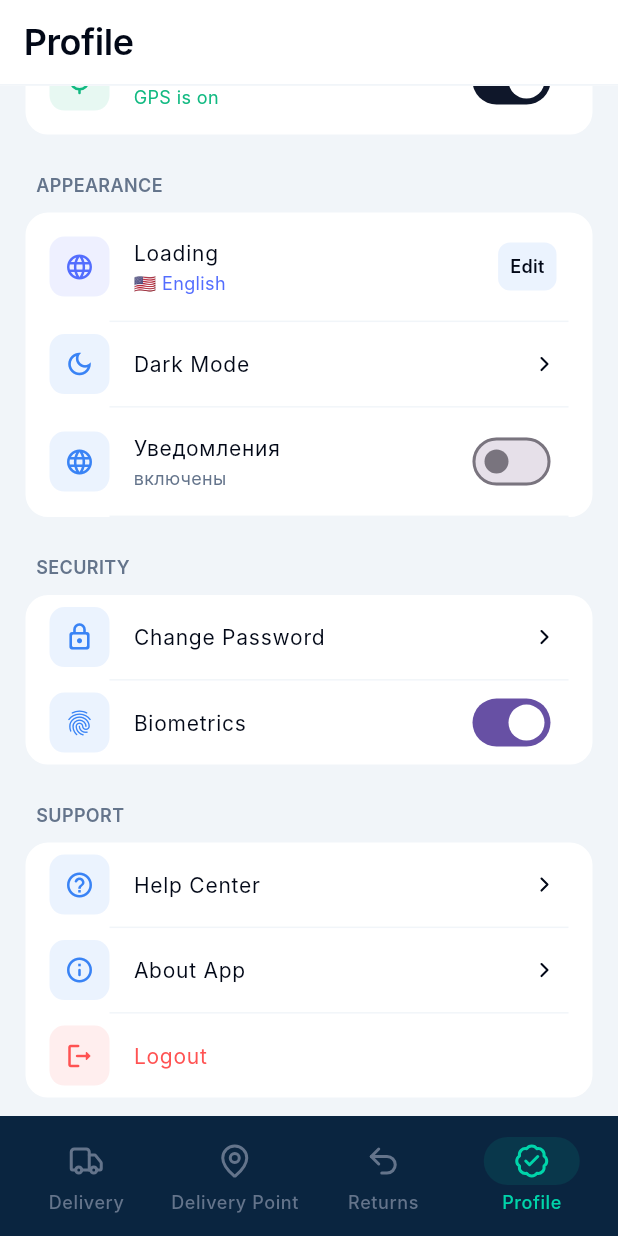
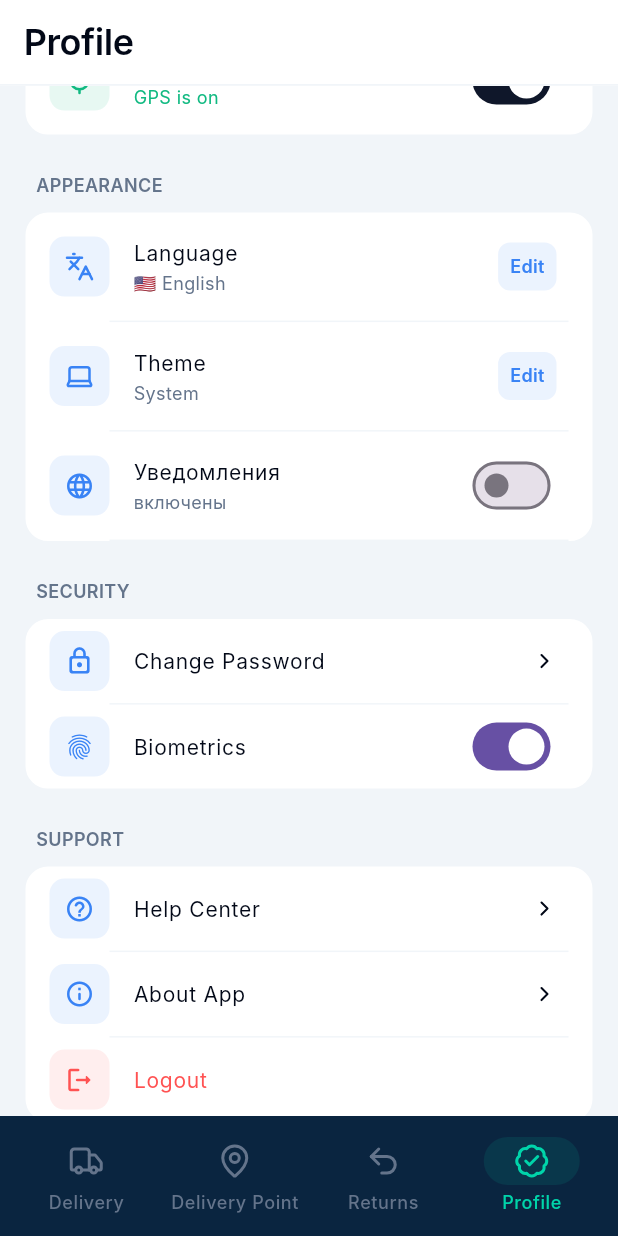
Before and after one commit to MironAlikc/texa_core, a Flutter app: the DriverProfileScreen screen opened by its route, scrolled down 576 dp, on a phone screen of 412 x 824 dp. Run offline on Flutter 3.47's test engine with Material 3 defaults, Android fonts, the phone set to English and light mode, and no system bars; our stand-ins replace cached_network_image, flutter_bloc, flutter_secure_storage, get_it, go_router, injectable and 2 more; accounts and stored records are empty; Roboto replaces fonts that are missing (Inter).

Commit message:
feat: theme switcher panel in Driver Profile

```diff
--- a/lib/core/l10n/app_ar.arb
+++ b/lib/core/l10n/app_ar.arb
@@ -34,5 +34,9 @@
   "support": "الدعم",
   "language": "اللغة",
   "close": "إغلاق",
-  "edit": "تعديل"
+  "edit": "تعديل",
+  "light": "فاتح",
+  "dark": "داكن",
+  "system": "النظام",
+  "theme": "المظهر"
 }
--- a/lib/core/l10n/app_en.arb
+++ b/lib/core/l10n/app_en.arb
@@ -34,5 +34,9 @@
   "support": "Support",
   "language": "Language",
   "close": "Close",
-  "edit": "Edit"
+  "edit": "Edit",
+  "light": "Light",
+  "dark": "Dark",
+  "system": "System",
+  "theme": "Theme"
 }
--- a/lib/core/l10n/app_ru.arb
+++ b/lib/core/l10n/app_ru.arb
@@ -34,5 +34,9 @@
   "support": "Поддержка",
   "language": "Язык",
   "close": "Закрыть",
-  "edit": "Редактировать"
+  "edit": "Редактировать",
+  "light": "Светлая",
+  "dark": "Темная",
+  "system": "Системная",
+  "theme": "Тема"
 }
--- a/lib/core/l10n/gen/app_localizations.dart
+++ b/lib/core/l10n/gen/app_localizations.dart
@@ -303,6 +303,30 @@ abstract class AppLocalizations {
   /// In en, this message translates to:
   /// **'Edit'**
   String get edit;
+
+  /// No description provided for @light.
+  ///
+  /// In en, this message translates to:
+  /// **'Light'**
+  String get light;
+
+  /// No description provided for @dark.
+  ///
+  /// In en, this message translates to:
+  /// **'Dark'**
+  String get dark;
+
+  /// No description provided for @system.
+  ///
+  /// In en, this message translates to:
+  /// **'System'**
+  String get system;
+
+  /// No description provided for @theme.
+  ///
+  /// In en, this message translates to:
+  /// **'Theme'**
+  String get theme;
 }
 
 class _AppLocalizationsDelegate
--- a/lib/core/l10n/gen/app_localizations_ar.dart
+++ b/lib/core/l10n/gen/app_localizations_ar.dart
@@ -111,4 +111,16 @@ class AppLocalizationsAr extends AppLocalizations {
 
   @override
   String get edit => 'تعديل';
+
+  @override
+  String get light => 'فاتح';
+
+  @override
+  String get dark => 'داكن';
+
+  @override
+  String get system => 'النظام';
+
+  @override
+  String get theme => 'المظهر';
 }
--- a/lib/core/l10n/gen/app_localizations_en.dart
+++ b/lib/core/l10n/gen/app_localizations_en.dart
@@ -111,4 +111,16 @@ class AppLocalizationsEn extends AppLocalizations {
 
   @override
   String get edit => 'Edit';
+
+  @override
+  String get light => 'Light';
+
+  @override
+  String get dark => 'Dark';
+
+  @override
+  String get system => 'System';
+
+  @override
+  String get theme => 'Theme';
 }
--- a/lib/core/l10n/gen/app_localizations_ru.dart
+++ b/lib/core/l10n/gen/app_localizations_ru.dart
@@ -111,4 +111,16 @@ class AppLocalizationsRu extends AppLocalizations {
 
   @override
   String get edit => 'Редактировать';
+
+  @override
+  String get light => 'Светлая';
+
+  @override
+  String get dark => 'Темная';
+
+  @override
+  String get system => 'Системная';
+
+  @override
+  String get theme => 'Тема';
 }
--- /dev/null
+++ b/lib/core/models/theme_option.dart
@@ -0,0 +1,63 @@
+import 'package:flutter/material.dart';
+import 'package:lucide_icons/lucide_icons.dart';
+import 'package:texa_core/core/l10n/gen/app_localizations.dart';
+
+enum AppThemeMode { light, dark, system }
+
+class ThemeOption {
+  final String label;
+  final IconData icon;
+  final AppThemeMode mode;
+
+  const ThemeOption({
+    required this.label,
+    required this.icon,
+    required this.mode,
+  });
+}
+
+class ThemeOptions {
+  static List<ThemeOption> getOptions(BuildContext context) {
+    final l10n = AppLocalizations.of(context);
+
+    return [
+      ThemeOption(
+        label: l10n.light,
+        icon: LucideIcons.sun,
+        mode: AppThemeMode.light,
+      ),
+      ThemeOption(
+        label: l10n.dark,
+        icon: LucideIcons.moon,
+        mode: AppThemeMode.dark,
+      ),
+      ThemeOption(
+        label: l10n.system,
+        icon: LucideIcons.laptop,
+        mode: AppThemeMode.system,
+      ),
+    ];
+  }
+}
+
+AppThemeMode mapToAppThemeMode(ThemeMode mode) {
+  switch (mode) {
+    case ThemeMode.light:
+      return AppThemeMode.light;
+    case ThemeMode.dark:
+      return AppThemeMode.dark;
+    case ThemeMode.system:
+      return AppThemeMode.system;
+  }
+}
+
+ThemeMode mapToThemeMode(AppThemeMode mode) {
+  switch (mode) {
+    case AppThemeMode.light:
+      return ThemeMode.light;
+    case AppThemeMode.dark:
+      return ThemeMode.dark;
+    case AppThemeMode.system:
+      return ThemeMode.system;
+  }
+}
--- a/lib/features/driver/presentation/driver_profile/presentation/driver_profile_screen.dart
+++ b/lib/features/driver/presentation/driver_profile/presentation/driver_profile_screen.dart
@@ -5,9 +5,11 @@ import 'package:texa_core/core/extensions/theme_ext.dart';
 import 'package:texa_core/core/l10n/gen/app_localizations.dart';
 import 'package:texa_core/core/l10n/locale_cubit/locale_cubit.dart';
 import 'package:texa_core/core/models/language.dart';
+import 'package:texa_core/core/models/theme_option.dart';
 import 'package:texa_core/core/theme/app_color_extension.dart';
 import 'package:texa_core/core/theme/app_sizes.dart';
 import 'package:texa_core/core/theme/app_typography.dart';
+import 'package:texa_core/core/theme/theme_cubit/theme_cubit.dart';
 import 'package:texa_core/core/widgets/buttons/app_switch.dart';
 import 'package:texa_core/core/widgets/buttons/app_text_button.dart';
 import 'package:texa_core/core/widgets/icons/icon_container.dart';
@@ -15,6 +17,7 @@ import 'package:texa_core/features/driver/presentation/driver_profile/presentati
 import 'package:texa_core/features/driver/presentation/driver_profile/presentation/components/driver_status_card.dart';
 import 'package:texa_core/features/driver/presentation/driver_profile/presentation/components/language_selection_panel.dart';
 import 'package:texa_core/features/driver/presentation/driver_profile/presentation/components/profile_section.dart';
+import 'package:texa_core/features/driver/presentation/driver_profile/presentation/components/theme_selection_panel.dart';
 
 class DriverProfileScreen extends StatefulWidget {
   const DriverProfileScreen({super.key});
@@ -27,6 +30,7 @@ class _DriverProfileScreenState extends State<DriverProfileScreen> {
   bool isGpsEnabled = true;
   bool isLanguageEditing = false;
   String currentLanguageCode = 'ru';
+  bool isThemeEditing = false;
 
   String _getLanguageName(String code) {
     final language = languages.firstWhere(
@@ -37,10 +41,22 @@ class _DriverProfileScreenState extends State<DriverProfileScreen> {
     return '${language.flag} ${language.name}';
   }
 
+  ThemeOption _getThemeInfo(BuildContext context, AppThemeMode mode) {
+    final options = ThemeOptions.getOptions(context);
+    return options.firstWhere(
+      (opt) => opt.mode == mode,
+      orElse: () => options.first,
+    );
+  }
+
   @override
   Widget build(BuildContext context) {
     final colors = context.color;
     final localizations = AppLocalizations.of(context);
+
+    final themeMode = context.watch<ThemeCubit>().state;
+    final currentAppMode = mapToAppThemeMode(themeMode);
+    final currentThemeInfo = _getThemeInfo(context, currentAppMode);
 
     return Scaffold(
       backgroundColor: colors.background,
@@ -122,13 +138,12 @@ class _DriverProfileScreenState extends State<DriverProfileScreen> {
                 colors: colors,
                 children: [
                   _ProfileTile(
-                    icon: Icons.language_outlined,
-                    title: localizations.loading,
+                    icon: LucideIcons.languages,
+                    title: localizations.language,
                     subtitle: isLanguageEditing
                         ? null
                         : _getLanguageName(localeState.languageCode),
                     colors: colors,
-                    iconColor: Colors.indigoAccent,
                     showDivider: !isLanguageEditing,
                     isEdit: true,
                     editText: isLanguageEditing
@@ -142,7 +157,7 @@ class _DriverProfileScreenState extends State<DriverProfileScreen> {
                   ),
                   if (isLanguageEditing)
                     Padding(
-                      padding: const EdgeInsets.all(16.0),
+                      padding: AppSizes.medium.allPadding,
                       child: LanguageSelectionPanel(
                         colors: colors,
                         selectedCode: currentLanguageCode,
@@ -154,11 +169,39 @@ class _DriverProfileScreenState extends State<DriverProfileScreen> {
                         },
                       ),
                     ),
+
                   _ProfileTile(
-                    icon: Icons.dark_mode_outlined,
-                    title: 'Dark Mode',
+                    icon: currentThemeInfo.icon,
+                    title: localizations.theme,
+                    subtitle: isThemeEditing ? null : currentThemeInfo.label,
                     colors: colors,
+                    isEdit: true,
+                    editText: isThemeEditing
+                        ? localizations.close
+                        : localizations.edit,
+                    onTap: () =>
+                        setState(() => isThemeEditing = !isThemeEditing),
                   ),
+                  AnimatedSize(
+                    duration: const Duration(milliseconds: 300),
+                    curve: Curves.easeInOut,
+                    child: isThemeEditing
+                        ? Padding(
+                            padding: const EdgeInsets.fromLTRB(12, 0, 12, 16),
+                            child: ThemeSelectionPanel(
+                              colors: colors,
+                              currentMode: currentAppMode,
+                              onSelected: (AppThemeMode newMode) {
+                                context.read<ThemeCubit>().setTheme(
+                                  mapToThemeMode(newMode),
+                                );
+                                setState(() => isThemeEditing = false);
+                              },
+                            ),
+                          )
+                        : const SizedBox(width: double.infinity, height: 0),
+                  ),
+
                   _ProfileTile(
                     icon: Icons.language_outlined,
                     title: 'Уведомления',
@@ -271,7 +314,7 @@ class _ProfileTile extends StatelessWidget {
     this.hideChevron = false,
     this.showDivider = true,
     this.isEdit = false,
-    this.editText = 'Редактировать',
+    this.editText = '',
   });
 
   @override
@@ -310,7 +353,7 @@ class _ProfileTile extends StatelessWidget {
               ? AppTextButton(
                   title: editText,
                   padding: const EdgeInsets.symmetric(horizontal: 8),
-                  foregroundColor: colors.textPrimary,
+                  foregroundColor: colors.accent,
                   onPressed: onTap ?? () {},
                 )
               : (trailing ??
```
Also changed, not shown: lib/features/driver/presentation/driver_profile/presentation/components/theme_selection_panel.dart (added, +64 -0 lines).
